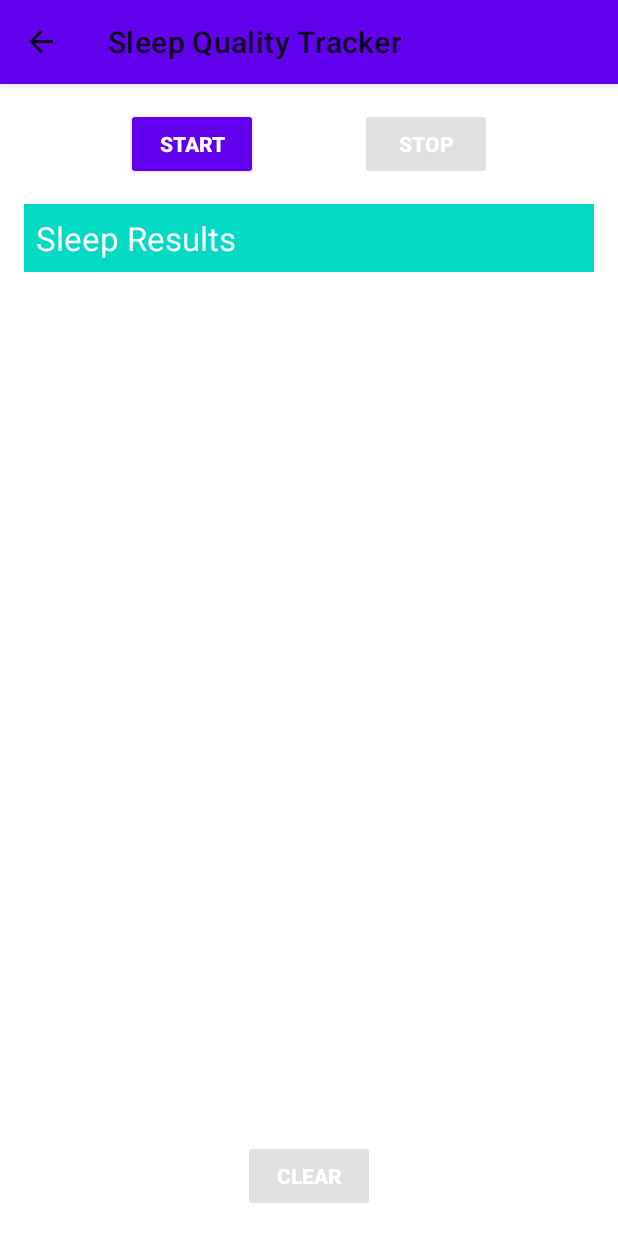
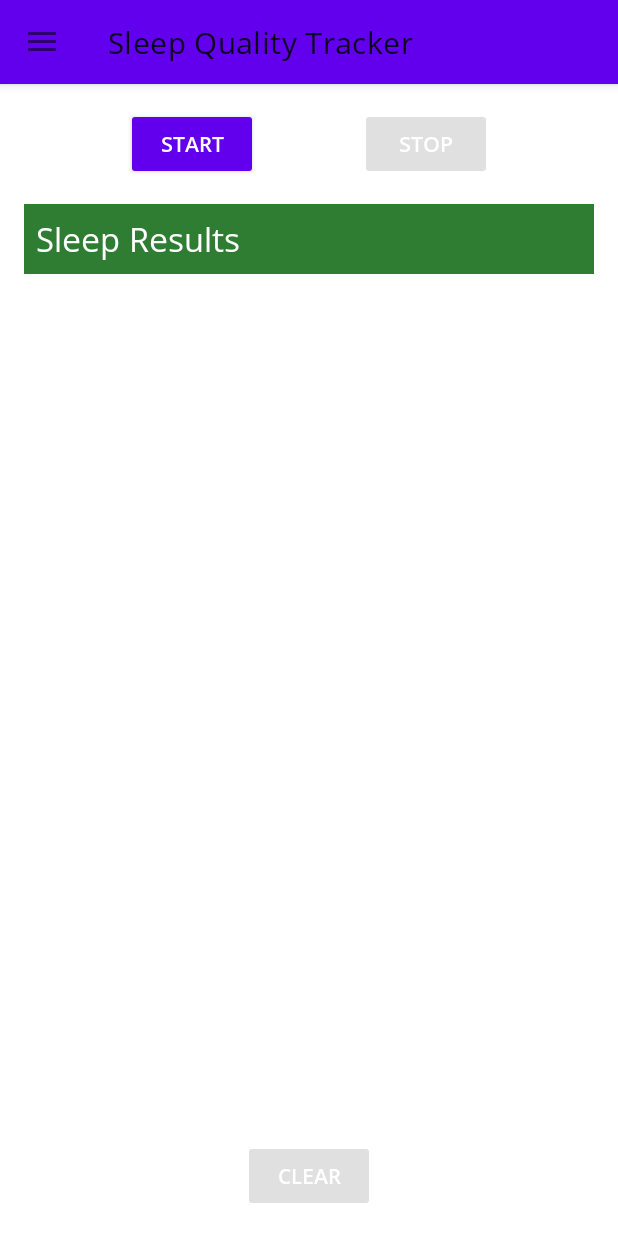
Before and after one commit to saberLiou/ProfileAndroidApp, an Android app: the SleepNightsFragment screen opened through its navigation route, on a phone screen of 412 x 824 dp. Run offline under Robolectric (Android 15) with nearby library versions, the phone set to English and light mode, and no system bars; our stand-ins replace Dagger/Hilt's generated code, Room's generated code, data binding, navigation-ui; libraries missing offline, so code that uses them is left out: androidx.hilt.lifecycle, androidx.test.espresso; network calls fail; pictures from the network do not load; 3 statements that could not run were skipped.

Commit message:
Modify MainActivity and HomeFragment for some UI mutations in navigation drawer.

```diff
--- a/app/src/main/AndroidManifest.xml
+++ b/app/src/main/AndroidManifest.xml
@@ -13,7 +13,10 @@
         android:roundIcon="@mipmap/app_icon_round"
         android:supportsRtl="true"
         android:theme="@style/AppTheme">
-        <activity android:name=".MainActivity">
+        <activity
+            android:name=".MainActivity"
+            android:theme="@style/AppTheme.OverlapSystemBar"
+            android:windowSoftInputMode="adjustResize">
             <intent-filter>
                 <action android:name="android.intent.action.MAIN" />
 
--- a/app/src/main/java/saberliou/demo/profile/MainActivity.kt
+++ b/app/src/main/java/saberliou/demo/profile/MainActivity.kt
@@ -2,36 +2,43 @@ package saberliou.demo.profile
 
 import android.os.Bundle
 import androidx.appcompat.app.AppCompatActivity
-import androidx.databinding.DataBindingUtil
-import androidx.drawerlayout.widget.DrawerLayout
 import androidx.navigation.NavController
 import androidx.navigation.fragment.NavHostFragment
-import androidx.navigation.ui.NavigationUI
+import androidx.navigation.ui.AppBarConfiguration
+import androidx.navigation.ui.navigateUp
+import androidx.navigation.ui.setupActionBarWithNavController
+import androidx.navigation.ui.setupWithNavController
 import dagger.hilt.android.AndroidEntryPoint
-import saberliou.demo.profile.databinding.ActivityMainBinding
+import kotlinx.android.synthetic.main.activity_main.*
 
 @AndroidEntryPoint
 class MainActivity : AppCompatActivity() {
-    private lateinit var drawerLayout: DrawerLayout
     private lateinit var navController: NavController
+    private lateinit var appBarConfiguration: AppBarConfiguration
 
 //    @VisibleForTesting(otherwise = VisibleForTesting.PRIVATE)
 //    var toast: Toast? = null
 
     override fun onCreate(savedInstanceState: Bundle?) {
         super.onCreate(savedInstanceState)
-        val binding =
-            DataBindingUtil.setContentView<ActivityMainBinding>(this, R.layout.activity_main)
+        setContentView(R.layout.activity_main)
+        setSupportActionBar(toolbar)
 
-        drawerLayout = binding.drawerLayout
         navController =
             (supportFragmentManager.findFragmentById(R.id.navHostFragment) as NavHostFragment).navController
-        NavigationUI.setupWithNavController(binding.navView, navController)
-        NavigationUI.setupActionBarWithNavController(this, navController, drawerLayout)
+        appBarConfiguration = AppBarConfiguration.Builder(
+            R.id.homeFragment,
+            R.id.settingsFragment,
+            R.id.githubRepositoriesFragment,
+            R.id.todoNotesFragment,
+            R.id.sleepNightsFragment
+        ).setOpenableLayout(drawerLayout).build()
+        setupActionBarWithNavController(navController, appBarConfiguration)
+        navView.setupWithNavController(navController)
     }
 
     override fun onSupportNavigateUp(): Boolean {
-        return NavigationUI.navigateUp(navController, drawerLayout) || super.onSupportNavigateUp()
+        return navController.navigateUp(appBarConfiguration) || super.onSupportNavigateUp()
     }
 
 //    fun showToast(message: String) {
--- a/app/src/main/java/saberliou/demo/profile/home/HomeFragment.kt
+++ b/app/src/main/java/saberliou/demo/profile/home/HomeFragment.kt
@@ -6,8 +6,6 @@ import android.view.*
 import androidx.databinding.DataBindingUtil
 import androidx.fragment.app.Fragment
 import androidx.fragment.app.viewModels
-import androidx.navigation.findNavController
-import androidx.navigation.ui.NavigationUI
 import dagger.hilt.android.AndroidEntryPoint
 import saberliou.demo.profile.R
 import saberliou.demo.profile.databinding.FragmentHomeBinding
@@ -53,10 +51,6 @@ class HomeFragment : Fragment() {
     override fun onOptionsItemSelected(item: MenuItem): Boolean {
         when (item.itemId) {
             R.id.sharing -> startActivity(getSharingIntent())
-            else -> return NavigationUI.onNavDestinationSelected(
-                item,
-                requireView().findNavController()
-            )
         }
 
         return super.onOptionsItemSelected(item)
--- /dev/null
+++ b/app/src/main/res/font/opensans_font.xml
@@ -0,0 +1,11 @@
+<?xml version="1.0" encoding="utf-8"?>
+<font-family xmlns:app="http://schemas.android.com/apk/res-auto">
+    <font
+        app:fontStyle="normal"
+        app:fontWeight="400"
+        app:font="@font/opensans_regular" />
+    <font
+        app:fontStyle="normal"
+        app:fontWeight="700"
+        app:font="@font/opensans_semibold" />
+</font-family>
--- a/app/src/main/res/layout/activity_main.xml
+++ b/app/src/main/res/layout/activity_main.xml
@@ -1,17 +1,30 @@
 <?xml version="1.0" encoding="utf-8"?>
-<layout xmlns:android="http://schemas.android.com/apk/res/android"
+<androidx.drawerlayout.widget.DrawerLayout xmlns:android="http://schemas.android.com/apk/res/android"
     xmlns:app="http://schemas.android.com/apk/res-auto"
     xmlns:tools="http://schemas.android.com/tools"
+    android:id="@+id/drawerLayout"
+    android:layout_width="match_parent"
+    android:layout_height="match_parent"
     tools:context=".MainActivity">
 
-    <androidx.drawerlayout.widget.DrawerLayout
-        android:id="@+id/drawerLayout"
+    <LinearLayout
         android:layout_width="match_parent"
-        android:layout_height="match_parent">
+        android:layout_height="match_parent"
+        android:orientation="vertical">
 
-        <androidx.constraintlayout.widget.ConstraintLayout
+        <com.google.android.material.appbar.AppBarLayout
             android:layout_width="match_parent"
-            android:layout_height="match_parent">
+            android:layout_height="wrap_content">
+
+            <androidx.appcompat.widget.Toolbar
+                android:id="@+id/toolbar"
+                android:layout_width="match_parent"
+                android:layout_height="wrap_content"
+                android:minHeight="?attr/actionBarSize"
+                android:theme="@style/Toolbar"
+                app:popupTheme="@style/ThemeOverlay.AppCompat.Light" />
+
+        </com.google.android.material.appbar.AppBarLayout>
 
         <androidx.fragment.app.FragmentContainerView
             android:id="@+id/navHostFragment"
@@ -21,15 +34,15 @@
             app:defaultNavHost="true"
             app:navGraph="@navigation/navigation" />
 
-        </androidx.constraintlayout.widget.ConstraintLayout>
+    </LinearLayout>
 
     <com.google.android.material.navigation.NavigationView
         android:id="@+id/navView"
         android:layout_width="wrap_content"
         android:layout_height="match_parent"
         android:layout_gravity="start"
+        android:fitsSystemWindows="true"
+        app:headerLayout="@layout/header_drawer"
         app:menu="@menu/activity_main_drawer" />
 
 </androidx.drawerlayout.widget.DrawerLayout>
-
-</layout>
--- /dev/null
+++ b/app/src/main/res/layout/header_drawer.xml
@@ -0,0 +1,25 @@
+<?xml version="1.0" encoding="utf-8"?>
+<FrameLayout xmlns:android="http://schemas.android.com/apk/res/android"
+    android:layout_width="match_parent"
+    android:layout_height="@dimen/header_drawer_height"
+    android:background="?attr/colorPrimaryDark"
+    android:gravity="bottom"
+    android:orientation="vertical"
+    android:padding="@dimen/header_drawer_padding"
+    android:theme="@style/ThemeOverlay.AppCompat.Dark">
+
+    <ImageView
+        android:layout_width="@dimen/header_drawer_image_width"
+        android:layout_height="wrap_content"
+        android:layout_gravity="center"
+        android:contentDescription="@string/app_name"
+        android:src="@drawable/head_photo" />
+
+    <TextView
+        android:layout_width="wrap_content"
+        android:layout_height="wrap_content"
+        android:layout_gravity="bottom|center_horizontal"
+        android:text="@string/app_name"
+        android:textAppearance="@style/TextAppearance.AppCompat.Body1" />
+
+</FrameLayout>
--- a/app/src/main/res/navigation/navigation.xml
+++ b/app/src/main/res/navigation/navigation.xml
@@ -9,31 +9,92 @@
         android:id="@+id/homeFragment"
         android:name="saberliou.demo.profile.home.HomeFragment"
         android:label="@string/home_actionBarTitle_text"
-        tools:layout="@layout/fragment_home" />
+        tools:layout="@layout/fragment_home">
+
+        <action
+            android:id="@+id/action_homeFragment_to_settingsFragment"
+            app:destination="@id/settingsFragment" />
+        <action
+            android:id="@+id/action_homeFragment_to_githubRepositoriesFragment"
+            app:destination="@id/githubRepositoriesFragment" />
+        <action
+            android:id="@+id/action_homeFragment_to_todoNotesFragment"
+            app:destination="@id/todoNotesFragment" />
+        <action
+            android:id="@+id/action_homeFragment_to_sleepNightsFragment"
+            app:destination="@id/sleepNightsFragment" />
+
+    </fragment>
 
     <fragment
         android:id="@+id/settingsFragment"
         android:name="saberliou.demo.profile.settings.SettingsFragment"
         android:label="@string/settings_actionBarTitle_text"
-        tools:layout="@layout/fragment_settings" />
+        tools:layout="@layout/fragment_settings">
+
+        <action
+            android:id="@+id/action_settingsFragment_to_githubRepositoriesFragment"
+            app:destination="@id/githubRepositoriesFragment" />
+        <action
+            android:id="@+id/action_settingsFragment_to_todoNotesFragment"
+            app:destination="@id/todoNotesFragment" />
+        <action
+            android:id="@+id/action_settingsFragment_to_sleepNightsFragment"
+            app:destination="@id/sleepNightsFragment" />
+
+    </fragment>
 
     <fragment
         android:id="@+id/githubRepositoriesFragment"
         android:name="saberliou.demo.profile.github.GithubRepositoriesFragment"
         android:label="@string/github_actionBarTitle_text"
-        tools:layout="@layout/fragment_github_repositories" />
+        tools:layout="@layout/fragment_github_repositories">
+
+        <action
+            android:id="@+id/action_githubRepositoriesFragment_to_settingsFragment"
+            app:destination="@id/settingsFragment" />
+        <action
+            android:id="@+id/action_githubRepositoriesFragment_to_todoNotesFragment"
+            app:destination="@id/todoNotesFragment" />
+        <action
+            android:id="@+id/action_githubRepositoriesFragment_to_sleepNightsFragment"
+            app:destination="@id/sleepNightsFragment" />
+
+    </fragment>
 
     <fragment
         android:id="@+id/todoNotesFragment"
         android:name="saberliou.demo.profile.todonotes.TodoNotesFragment"
         android:label="@string/todoNotes_actionBarTitle_text"
-        tools:layout="@layout/fragment_todo_notes" />
+        tools:layout="@layout/fragment_todo_notes">
+
+        <action
+            android:id="@+id/action_todoNotesFragment_to_settingsFragment"
+            app:destination="@id/settingsFragment" />
+        <action
+            android:id="@+id/action_todoNotesFragment_to_githubRepositoriesFragment"
+            app:destination="@id/githubRepositoriesFragment" />
+        <action
+            android:id="@+id/action_todoNotesFragment_to_sleepNightsFragment"
+            app:destination="@id/sleepNightsFragment" />
+
+    </fragment>
 
     <fragment
         android:id="@+id/sleepNightsFragment"
         android:name="saberliou.demo.profile.sleepqualitytracker.SleepNightsFragment"
         android:label="@string/sleepQualityTracker_actionBarTitle_text"
         tools:layout="@layout/fragment_sleep_nights">
+
+        <action
+            android:id="@+id/action_sleepNightsFragment_to_settingsFragment"
+            app:destination="@id/settingsFragment" />
+        <action
+            android:id="@+id/action_sleepNightsFragment_to_githubRepositoriesFragment"
+            app:destination="@id/githubRepositoriesFragment" />
+        <action
+            android:id="@+id/action_sleepNightsFragment_to_todoNotesFragment"
+            app:destination="@id/todoNotesFragment" />
 
         <action
             android:id="@+id/action_sleepNightsFragment_to_saveSleepNightFragment"
--- /dev/null
+++ b/app/src/main/res/values-v21/styles.xml
@@ -0,0 +1,12 @@
+<?xml version="1.0" encoding="utf-8"?>
+<resources>
+
+    <style name="AppTheme" parent="Base.AppTheme" />
+
+    <style name="AppTheme.OverlapSystemBar" parent="Base.AppTheme">
+        <item name="android:windowDrawsSystemBarBackgrounds">false</item>
+        <item name="android:statusBarColor">@android:color/transparent</item>
+        <item name="android:windowTranslucentStatus">true</item>
+        <item name="android:fitsSystemWindows">true</item>
+    </style>
+</resources>
--- a/app/src/main/res/values/colors.xml
+++ b/app/src/main/res/values/colors.xml
@@ -1,8 +1,11 @@
 <?xml version="1.0" encoding="utf-8"?>
 <resources>
-    <color name="colorPrimary">#6200EE</color>
-    <color name="colorPrimaryDark">#3700B3</color>
-    <color name="colorAccent">#03DAC5</color>
+    <color name="colorPrimary">#FFFFF0</color>
+    <color name="colorPrimaryDark">#263238</color>
+    <color name="colorAccent">#2E7D32</color>
+    <color name="colorTextPrimary">#000000</color>
+
     <color name="white">#FFFFFF</color>
     <color name="green">#388310</color>
+    <color name="grey">#757575</color>
 </resources>
--- a/app/src/main/res/values/dimens.xml
+++ b/app/src/main/res/values/dimens.xml
@@ -4,4 +4,8 @@
     <dimen name="icon_size">64dp</dimen>
     <dimen name="title_text_size">20sp</dimen>
     <dimen name="triple_margin">48dp</dimen>
+
+    <dimen name="header_drawer_height">192dp</dimen>
+    <dimen name="header_drawer_padding">16dp</dimen>
+    <dimen name="header_drawer_image_width">100dp</dimen>
 </resources>
--- a/app/src/main/res/values/styles.xml
+++ b/app/src/main/res/values/styles.xml
@@ -1,10 +1,23 @@
-<resources>
+<resources xmlns:tools="http://schemas.android.com/tools">
     <!-- Base application theme. -->
-    <style name="AppTheme" parent="Theme.MaterialComponents.DayNight">
-        <!-- Customize your theme here. -->
-        <item name="colorPrimary">@color/colorPrimary</item>
+    <style name="Base.AppTheme" parent="Theme.MaterialComponents.Light.NoActionBar">
+        <!--        <item name="colorPrimary">@color/colorPrimary</item>-->
         <item name="colorPrimaryDark">@color/colorPrimaryDark</item>
         <item name="colorAccent">@color/colorAccent</item>
+        <!-- For Android sdk versions 26+. -->
+        <item name="android:fontFamily" tools:targetApi="jelly_bean">@font/opensans_font</item>
+        <!-- Target Android sdk versions < 26 and > 14. -->
+        <item name="fontFamily">@font/opensans_font</item>
+        <!-- sets the style for the overflow button -->
+        <item name="actionOverflowButtonStyle">@style/actionOverflowButtonStyle</item>
+    </style>
+
+    <style name="AppTheme" parent="Base.AppTheme" />
+
+    <style name="Toolbar" parent="ThemeOverlay.AppCompat.Light" />
+    <!-- This style defines the tint color of the overflow menu button -->
+    <style name="actionOverflowButtonStyle" parent="@style/Widget.MaterialComponents.ExtendedFloatingActionButton.Icon">
+        <item name="android:tint">@color/colorAccent</item>
     </style>
 
     <!-- Basic styling for the buttons. -->
```
Also changed, not shown: app/src/main/res/font/opensans_regular.ttf (added), app/src/main/res/font/opensans_semibold.ttf (added), 2 other files. Lines whose indentation alone changed are shown as unchanged.
